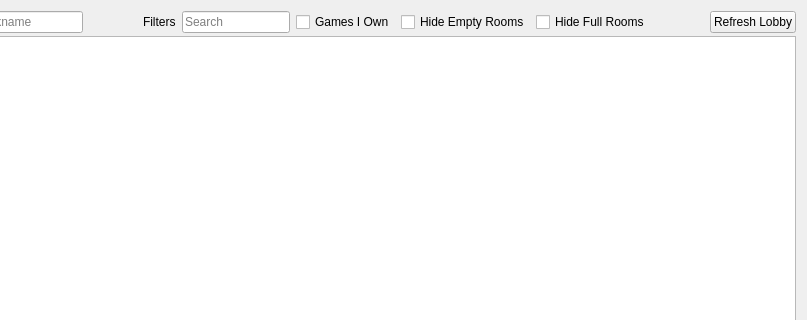
The window that src/yuzu/multiplayer/lobby.ui (rorrim-rorrim/eden-alt) describes before a commit, drawn with Qt 5; both pictures show x 96 to 903 and y 0 to 320 of the 903 by 487 pixel window.
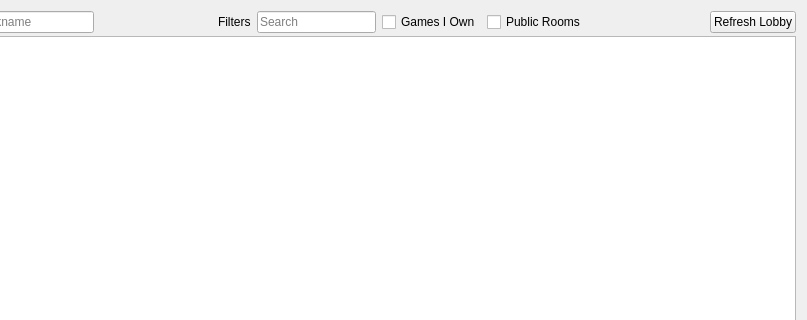
The same window after the commit.

Commit message: [qt] remove full/empty filters, replace with public lobby filter"

What changed in the file:
```diff
--- a/src/yuzu/multiplayer/lobby.ui
+++ b/src/yuzu/multiplayer/lobby.ui
@@ -80,14 +80,7 @@
          <item>
           <widget class="QCheckBox" name="hide_empty">
            <property name="text">
-            <string>Hide Empty Rooms</string>
-           </property>
-          </widget>
-         </item>
-         <item>
-          <widget class="QCheckBox" name="hide_full">
-           <property name="text">
-            <string>Hide Full Rooms</string>
+            <string>Public Rooms</string>
            </property>
           </widget>
          </item>
```
Left out of the diff: 2 changed lines with no effect on the pictures. The commit also changes 3 other files.
